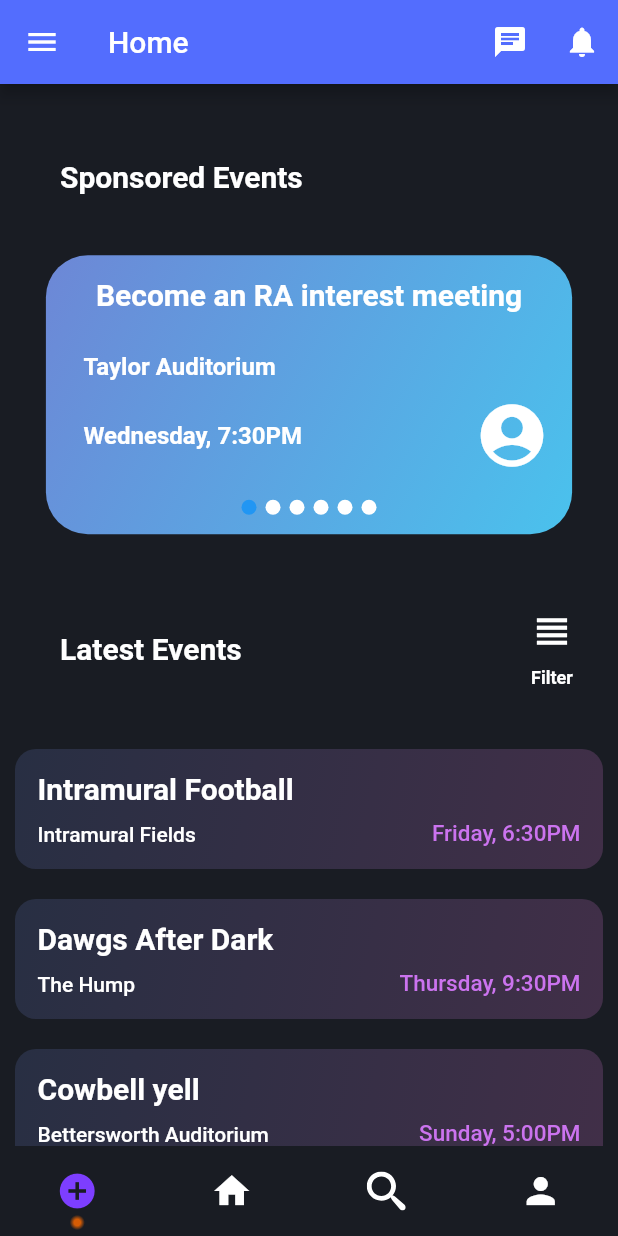
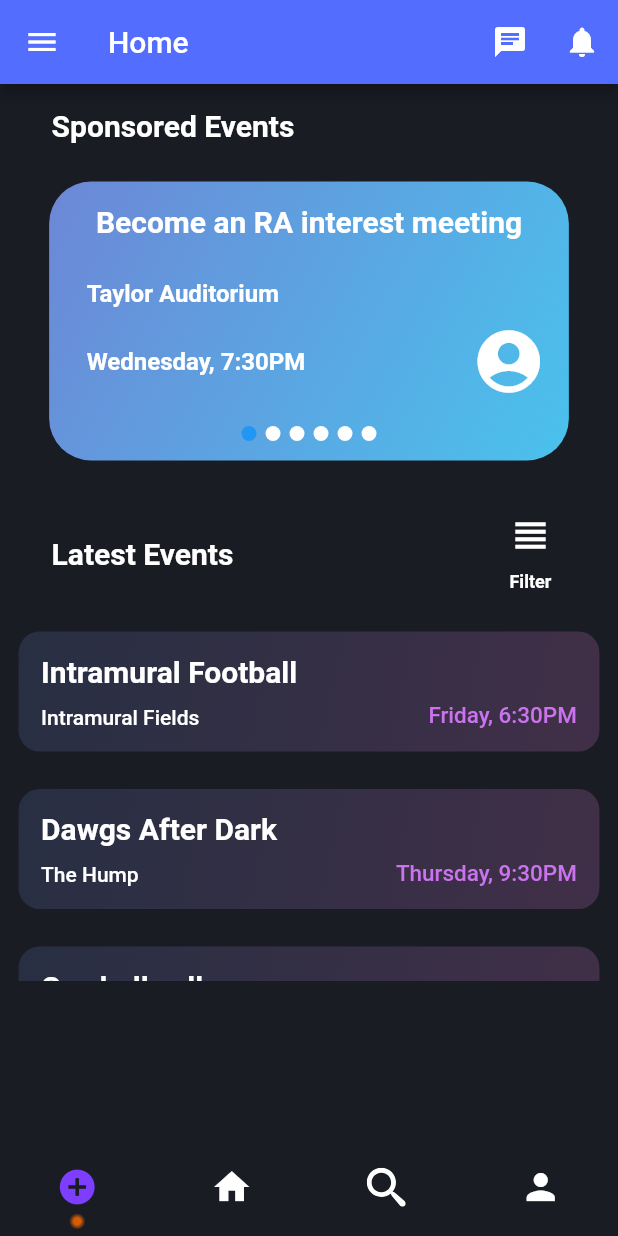
Before and after one commit to Senior-Project-CSE-3213/sp_flutter_app, a Flutter app: the screen it shows once a user with an empty profile is signed in, on a phone screen of 412 x 824 dp. Run offline on Flutter 3.47's test engine with Material 2 defaults, Android fonts, the phone set to English and light mode, and no system bars; our stand-ins replace cloud_firestore, firebase_auth, firebase_core, flutter_spinkit, flutter_svg, flutter_swiper and 1 more; missing offline and left inert: filter_list; accounts and stored records are empty.

Commit message:
using kDefaultPadding and fixing up padding issues for a more dynamic UI, bottom nav bar has too much height currently

```diff
--- a/lib/shared/constants.dart
+++ b/lib/shared/constants.dart
@@ -14,6 +14,7 @@ const textInputDecoration = InputDecoration(
 const mainColor = Colors.indigoAccent;
 const kPrimaryColor = Color(0xFF6C63FF);
 const kPrimaryLightColor = Color(0xFFDEDEDE);
+const kDefaultPadding = 16.0;
 
 const profileScreenRoute = '/screens/profile_screen.dart';
 const settingScreenRoute = '/screens/settings_screen.dart';
--- a/lib/shared/widgets/bottom_bar.dart
+++ b/lib/shared/widgets/bottom_bar.dart
@@ -7,7 +7,7 @@ import 'package:sp_flutter_app/shared/constants.dart';
 class BottomNavBar extends StatefulWidget {
   final int defaultSelectedIndex;
   final Function(int) onChange;
-  final List<IconData> iconList; //this is just the rep icons
+  final List<IconData> iconList;
 
   BottomNavBar(
       {this.defaultSelectedIndex = 0,
@@ -53,7 +53,7 @@ class _BottomNavBarState extends State<BottomNavBar> {
         });
       },
       child: Container(
-          height: 60,
+          height: 65,
           width: MediaQuery.of(context).size.width / _iconList.length,
           decoration: index == _selectedIndex
               ? BoxDecoration(
--- a/lib/views/EventList/event_list_view.dart
+++ b/lib/views/EventList/event_list_view.dart
@@ -2,6 +2,7 @@ import 'package:flutter/material.dart';
 import 'package:flutter/rendering.dart';
 import 'package:flutter_swiper/flutter_swiper.dart';
 import 'package:filter_list/filter_list.dart';
+import 'package:sp_flutter_app/shared/constants.dart';
 import 'package:sp_flutter_app/shared/widgets/bottom_bar.dart';
 
 class EventListView extends StatefulWidget {
@@ -42,7 +43,7 @@ class _EventListViewState extends State<EventListView> {
 
     return SafeArea(
         child: Scaffold(
-          backgroundColor: Color.fromRGBO(25,28,35,1),
+            backgroundColor: Color.fromRGBO(25, 28, 35, 1),
             bottomNavigationBar: BottomNavBar(
               defaultSelectedIndex: 0,
               onChange: (val) {
@@ -58,147 +59,155 @@ class _EventListViewState extends State<EventListView> {
               ],
             ),
 
-            //now we can do all the view stuff here in the body
-            //around this whole container we should have kdefaultpadding * 2.0 for top and bottom and *0.15 for left and right
-            body: Container (
+            body: Padding(
+              padding: const EdgeInsets.only(top: kDefaultPadding, bottom: kDefaultPadding,
+                                             left: kDefaultPadding * 0.15, right: kDefaultPadding * 0.15),
+              child: Container(
                   height: size.height,
                   width: size.width,
-            child: Column (
-            mainAxisAlignment: MainAxisAlignment.spaceBetween,
+                  child: Column(
                       children: <Widget>[
-              SizedBox(height: 20,),
-
                         //sponsored events row
-               Row (
+                        Row(
                           children: [
-                    Container (
-                      padding: const EdgeInsets.only(left: 40.0),
-                      child:
-                      Text (
+                            Container(
+                              padding: const EdgeInsets.only(bottom: kDefaultPadding, left: 2 * kDefaultPadding),
+                              child: Text(
                                 "Sponsored Events",
-                          style: TextStyle(color: Colors.white, fontWeight: FontWeight.bold, fontSize: 20),
+                                style: TextStyle(
+                                    color: Colors.white,
+                                    fontWeight: FontWeight.bold,
+                                    fontSize: 20),
                               ),
                             )
                           ],
                         ),
                         // card view row
-               Row (
+                        Row(
                           children: [
-                      Container (
-                       height: size.height / 4,
-                       width: size.width,
-
-                       child:
                             Container(
                                 height: size.height / 4,
+                                width: size.width - kDefaultPadding * 0.30,
+                                child: Container(
+                                  height: size.height / 4,
                                   child: Swiper(
-
                                     autoplay: true,
-                              itemCount: 6, //make dynamic based on number of jsons parsed
-                              itemBuilder: (BuildContext context, int index) {
+                                    itemCount:
+                                        6, //make dynamic based on number of jsons parsed
+                                    itemBuilder:
+                                        (BuildContext context, int index) {
                                       return ClipRRect(
                                         borderRadius: BorderRadius.circular(10),
                                         child:
 
                                             //todo based on width, make a card from a json index
-                                  CreateSponsoredEventCard("Become an RA interest meeting",
-                                  "Taylor Auditorium","Wednesday, 7:30PM"),
-
+                                            CreateSponsoredEventCard(
+                                                "Become an RA interest meeting",
+                                                "Taylor Auditorium",
+                                                "Wednesday, 7:30PM"),
                                       );
                                     },
                                     pagination: new SwiperPagination(
                                       margin: new EdgeInsets.all(20.0),
                                       builder: new DotSwiperPaginationBuilder(
-                                   color: Colors.white, activeColor: Colors.blue),
+                                          color: Colors.white,
+                                          activeColor: Colors.blue),
                                     ),
                                     viewportFraction: 0.9,
                                     scale: 0.9,
                                   ),
-                          )
-                     ),
+                                )),
                           ],
                         ),
 
-              //in between this padding widget, soooo within it instead of the padding, we will
-              //have top and bottom paddingof kdefaultpadding * 2.0
-               //latest evnents and filter button
-               Padding(
-                 padding: const EdgeInsets.only(left:40,right:20),
+                        Padding (
+                          padding: const EdgeInsets.only(bottom: kDefaultPadding, top: kDefaultPadding,
+                          left: kDefaultPadding * 2, right: kDefaultPadding * 2),
                           child: Row(
                             mainAxisAlignment: MainAxisAlignment.spaceBetween,
                             children: [
-
                               //latest event
-                    Column (
+                              Column(
                                 children: [
-                        SizedBox(height: 10,),
-                        Container (
-                          child:
-                          Text (
+                                  SizedBox(
+                                    height: 10,
+                                  ),
+                                  Container(
+                                    child: Text(
                                       "Latest Events",
-                              style: TextStyle(color: Colors.white, fontWeight: FontWeight.bold, fontSize: 20),
+                                      style: TextStyle(
+                                          color: Colors.white,
+                                          fontWeight: FontWeight.bold,
+                                          fontSize: 20),
                                     ),
                                   )
                                 ],
                               ),
 
                               //filter button
-                    Column (
+                              Column(
                                 children: <Widget>[
-
-                        Container ( //take away this
-                          child:
-                          IconButton (
+                                  Container(
+                                    //take away this
+                                    child: IconButton(
                                       icon: Icon(Icons.view_headline),
                                       color: Colors.white,
                                       tooltip: "Filter lastest events by...",
-                            onPressed:  _openFilterDialog,
+                                      onPressed: _openFilterDialog,
                                       iconSize: 30,
                                     ),
                                   ),
-
-                        Container (
-                          child:
-                          Text (
+                                  Container(
+                                    child: Text(
                                       "Filter",
-                              style: TextStyle(color: Colors.white, fontWeight: FontWeight.bold, fontSize: 12),
+                                      style: TextStyle(
+                                          color: Colors.white,
+                                          fontWeight: FontWeight.bold,
+                                          fontSize: 12),
                                     ),
                                   ),
                                 ],
                               ),
-
                             ],
                           ),
                         ),
-               //scrollable row for latest event cards
+
                         Row(
-                 //inbetween cards we will have kdefaultpadding
+                          //init data needs to be dynamic based on json data
                           children: [
-                      Container (
-                       height: size.height / 3, //use up reste of space
-                       width: size.width,
-
-                       child: ListView (
+                            Container(
+                                height: size.height / 3.0 - kDefaultPadding * 2, //use up reste of space
+                                width: size.width - kDefaultPadding * 0.30,
+                                child: ListView(
                                   scrollDirection: Axis.vertical,
                                   children: <Widget>[
                                     CreateLatestEventCard("Intramural Football",
-                            "Intramural Fields","Friday, 6:30PM"),
+                                        "Intramural Fields", "Friday, 6:30PM"),
+                                    SizedBox(
+                                      height: 5,
+                                    ), //replace with kdefaultpadding
                                     CreateLatestEventCard("Dawgs After Dark",
-                            "The Hump","Thursday, 9:30PM"),
-                            CreateLatestEventCard("Cowbell yell",
-                            "Bettersworth Auditorium","Sunday, 5:00PM"),
-                            CreateLatestEventCard("Become an RA interest meeting",
-                            "Taylor Auditorium","Wednesday, 7:30PM"),
+                                        "The Hump", "Thursday, 9:30PM"),
+                                    SizedBox(
+                                      height: 5,
+                                    ), //replace with kdefaultpadding
+                                    CreateLatestEventCard(
+                                        "Cowbell yell",
+                                        "Bettersworth Auditorium",
+                                        "Sunday, 5:00PM"),
+                                    SizedBox(
+                                      height: 5,
+                                    ), //replace with kdefaultpadding
+                                    CreateLatestEventCard(
+                                        "Become an RA interest meeting",
+                                        "Taylor Auditorium",
+                                        "Wednesday, 7:30PM"),
                                   ],
-                       )
-                     ),
+                                )),
                           ],
                         ),
-             ]
-          )
-        )
-      )
-    );
+                      ])),
+            )));
   }
 }
 
@@ -227,7 +236,10 @@ class CreateSponsoredEventCard extends StatelessWidget {
                 15), //this is padding for text inside the card
             decoration: BoxDecoration(
               gradient: LinearGradient(
-                  colors: [Color.fromRGBO(109,135,214,1), Color.fromRGBO(74,194,237,1)], //or 16,60,98 to 37,139,191
+                colors: [
+                  Color.fromRGBO(109, 135, 214, 1),
+                  Color.fromRGBO(74, 194, 237, 1)
+                ], //or 16,60,98 to 37,139,191
                 begin: Alignment.topLeft,
                 end: Alignment.bottomRight,
               ),
@@ -263,7 +275,7 @@ class CreateSponsoredEventCard extends StatelessWidget {
                 Row(
                   mainAxisAlignment: MainAxisAlignment.start,
                   children: [
-                    SizedBox(width:10),
+                    SizedBox(width: 10),
                     Container(
                       child: Text(
                         this.eventLocation,
@@ -295,8 +307,8 @@ class CreateSponsoredEventCard extends StatelessWidget {
                         overflow: TextOverflow.fade,
                       ),
                     ),
-
-                    Icon(Icons.account_circle_rounded, color: Colors.white, size:50),
+                    Icon(Icons.account_circle_rounded,
+                        color: Colors.white, size: 50),
                   ],
                 ),
 
@@ -335,7 +347,10 @@ class CreateLatestEventCard extends StatelessWidget {
                 15), //this is padding for text inside the card
             decoration: BoxDecoration(
               gradient: LinearGradient(
-                  colors: [Color.fromRGBO(40,47,67,1), Color.fromRGBO(65,47,72,1)],
+                colors: [
+                  Color.fromRGBO(40, 47, 67, 1),
+                  Color.fromRGBO(65, 47, 72, 1)
+                ],
                 begin: Alignment.topLeft,
                 end: Alignment.bottomRight,
               ),
@@ -386,7 +401,7 @@ class CreateLatestEventCard extends StatelessWidget {
                         this.eventTime,
                         style: TextStyle(
                           //event loc in middle
-                          color: Color.fromRGBO(203,115,239,1),
+                          color: Color.fromRGBO(203, 115, 239, 1),
                           fontSize: 15,
                           fontWeight: FontWeight.w500,
                         ),
```
Lines whose indentation alone changed are shown as unchanged.
